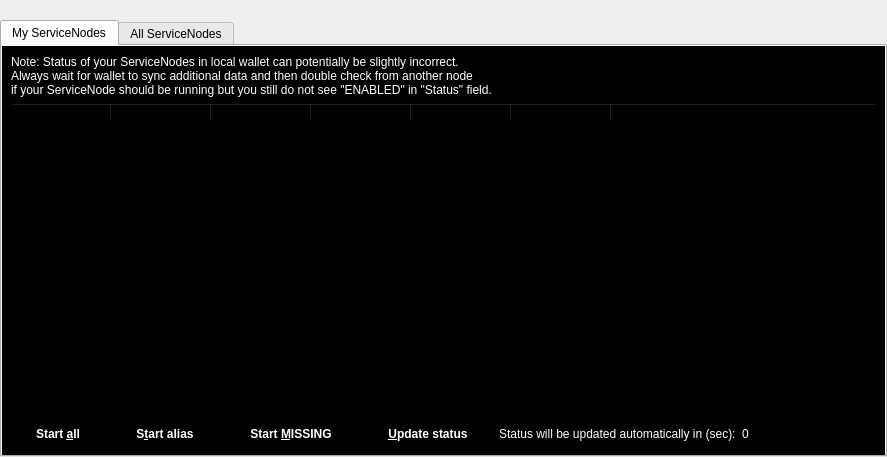
Old version of the form src/qt/forms/servicenodelist.ui in the repository Zero-Dynamics/cash-core.
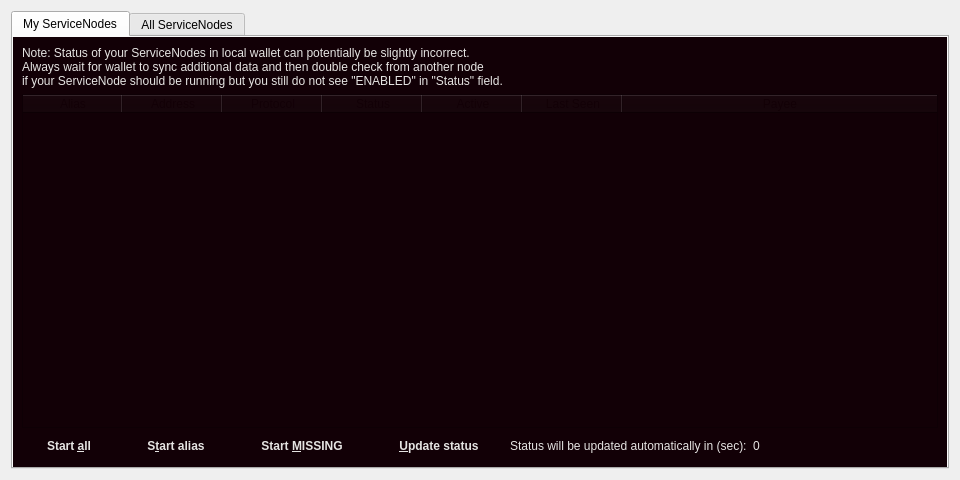
New version of the form. Icons and pictures are not drawn.

Diff of the .ui file:
```diff
--- a/src/qt/forms/servicenodelist.ui
+++ b/src/qt/forms/servicenodelist.ui
@@ -6,58 +6,25 @@
    <rect>
     <x>0</x>
     <y>0</y>
-    <width>887</width>
-    <height>457</height>
+    <width>960</width>
+    <height>480</height>
    </rect>
   </property>
   <property name="windowTitle">
    <string>Form</string>
   </property>
-  <layout class="QVBoxLayout" name="topLayout">
-   <property name="leftMargin">
-    <number>0</number>
-   </property>
-   <property name="topMargin">
-    <number>0</number>
-   </property>
-   <property name="rightMargin">
-    <number>0</number>
-   </property>
-   <property name="bottomMargin">
-    <number>0</number>
-   </property>
+  <layout class="QHBoxLayout" name="horizontalLayout_0">
    <item>
-    <layout class="QVBoxLayout" name="verticalLayout">
-     <property name="bottomMargin">
+    <widget class="QTabWidget" name="tabWidget">
+     <property name="styleSheet">
+      <string notr="true">QTabWidget:tab-bar { alignment: left; } QTabBar { alignment: left; }</string>
+     </property>
+     <property name="currentIndex">
       <number>0</number>
      </property>
-     <item>
-      <spacer name="horizontalSpacer0">
-       <property name="orientation">
-        <enum>Qt::Horizontal</enum>
-       </property>
-       <property name="sizeHint" stdset="0">
-        <size>
-         <width>40</width>
-         <height>20</height>
-        </size>
-       </property>
-      </spacer>
-     </item>
-     <item>
-      <widget class="QTabWidget" name="tabWidget">
-       <property name="styleSheet">
-        <string notr="true">QTabWidget:tab-bar { alignment: left; }
-QTabBar { alignment: left; }
-</string>
-       </property>
-       <property name="currentIndex">
-        <number>0</number>
-       </property>
-       <widget class="QWidget" name="tabMyServiceNodes">
+     <widget class="QWidget" name="tabMyServiceNodes">
         <property name="styleSheet">
-         <string notr="true">background-color: rgb(0, 0, 0);
-color: rgb(255, 255, 255);</string>
+         <string notr="true">background-color: rgb(18, 0, 6); color: rgb(229, 228, 226);</string>
         </property>
         <attribute name="title">
          <string>My ServiceNodes</string>
@@ -76,8 +43,7 @@
              <item>
               <widget class="QLabel" name="updateNote">
                <property name="styleSheet">
-                <string notr="true">background-color: rgb(0, 0, 0);
-color: rgb(255, 255, 255);</string>
+                <string notr="true">background-color: rgb(18, 0, 6); color: rgb(229, 228, 226);</string>
                </property>
                <property name="text">
                 <string>Note: Status of your ServiceNodes in local wallet can potentially be slightly incorrect.&lt;br /&gt;Always wait for wallet to sync additional data and then double check from another node&lt;br /&gt;if your ServiceNode should be running but you still do not see "ENABLED" in "Status" field.</string>
@@ -95,8 +61,7 @@
               </size>
              </property>
              <property name="styleSheet">
-              <string notr="true">color: rgb(0, 0, 0);
-background-color:(255,255,255);</string>
+              <string notr="true">color: rgb(18, 0, 6); background-color:(102, 2, 60);</string>
              </property>
              <property name="editTriggers">
               <set>QAbstractItemView::NoEditTriggers</set>
@@ -162,17 +127,17 @@
               <widget class="QPushButton" name="startAllButton">
                <property name="styleSheet">
                 <string notr="true">QWidget#ServiceNodeList .QPushButton#startAllButton {
-background-color:qlineargradient(x1: 0, y1: 0, x2: 0, y2: 1, stop: .01 #8F5BA3, stop: .1 #771F99, stop: .95 #771F99, stop: 1 #520072);
-border:0;
-border-radius:3px;
-color:#ffffff;
-font-size:12px;
-font-weight:bold;
-padding-left:25px;
-padding-right:25px;
-padding-top:5px;
-padding-bottom:5px;
-}
+                  background-color:qlineargradient(x1: 0, y1: 0, x2: 0, y2: 1, stop: .01 #A6738F, stop: .1 #66023c, stop: .95 #66023c, stop: 1 #440128);
+                  border:0;
+                  border-radius:3px;
+                  color:#e5e4e2;
+                  font-size:12px;
+                  font-weight:bold;
+                  padding-left:25px;
+                  padding-right:25px;
+                  padding-top:5px;
+                  padding-bottom:5px;
+                  }
 
 QWidget#ServiceNodeList .QPushButton#startAllButton:hover {
 background-color:qlineargradient(x1: 0, y1: 0, x2: 0, y2: 1, stop: .01 #BA77D4, stop: .1 #9F2DCC, stop: .95 #9F2DCC, stop: 1 #7400A1);
@@ -187,18 +152,18 @@
 padding-bottom:5px;
 }
 
-QWidget#ServiceNodeList .QPushButton#startAllButton:pressed {
-background-color:qlineargradient(x1: 0, y1: 0, x2: 0, y2: 1, stop: .01 #8F5BA3, stop: .1 #771F99, stop: .95 #771F99, stop: 1 #520072);
-border:0;
-border-radius:3px;
-color:#ffffff;
-font-size:12px;
-font-weight:bold;
-padding-left:25px;
-padding-right:25px;
-padding-top:5px;
-padding-bottom:5px;
-}</string>
+                  QWidget#ServiceNodeList .QPushButton#startAllButton:pressed {
+                  background-color:qlineargradient(x1: 0, y1: 0, x2: 0, y2: 1, stop: .01 #A6738F, stop: .1 #66023c, stop: .95 #66023c, stop: 1 #440128);
+                  border:0;
+                  border-radius:3px;
+                  color:#e5e4e2;
+                  font-size:12px;
+                  font-weight:bold;
+                  padding-left:25px;
+                  padding-right:25px;
+                  padding-top:5px;
+                  padding-bottom:5px;}
+                </string>
                </property>
                <property name="text">
                 <string>Start &amp;all</string>
@@ -209,17 +174,17 @@
               <widget class="QPushButton" name="startButton">
                <property name="styleSheet">
                 <string notr="true">QWidget#ServiceNodeList .QPushButton#startButton {
-background-color:qlineargradient(x1: 0, y1: 0, x2: 0, y2: 1, stop: .01 #8F5BA3, stop: .1 #771F99, stop: .95 #771F99, stop: 1 #520072);
-border:0;
-border-radius:3px;
-color:#ffffff;
-font-size:12px;
-font-weight:bold;
-padding-left:25px;
-padding-right:25px;
-padding-top:5px;
-padding-bottom:5px;
-}
+                  background-color:qlineargradient(x1: 0, y1: 0, x2: 0, y2: 1, stop: .01 #A6738F, stop: .1 #66023c, stop: .95 #66023c, stop: 1 #440128);
+                  border:0;
+                  border-radius:3px;
+                  color:#e5e4e2;
+                  font-size:12px;
+                  font-weight:bold;
+                  padding-left:25px;
+                  padding-right:25px;
+                  padding-top:5px;
+                  padding-bottom:5px;
+                  }
 
 QWidget#ServiceNodeList .QPushButton#startButton:hover {
 background-color:qlineargradient(x1: 0, y1: 0, x2: 0, y2: 1, stop: .01 #BA77D4, stop: .1 #9F2DCC, stop: .95 #9F2DCC, stop: 1 #7400A1);
@@ -234,18 +199,18 @@
 padding-bottom:5px;
 }
 
-QWidget#ServiceNodeList .QPushButton#startButton:pressed {
-background-color:qlineargradient(x1: 0, y1: 0, x2: 0, y2: 1, stop: .01 #8F5BA3, stop: .1 #771F99, stop: .95 #771F99, stop: 1 #520072);
-border:0;
-border-radius:3px;
-color:#ffffff;
-font-size:12px;
-font-weight:bold;
-padding-left:25px;
-padding-right:25px;
-padding-top:5px;
-padding-bottom:5px;
-}</string>
+                  QWidget#ServiceNodeList .QPushButton#startButton:pressed {
+                  background-color:qlineargradient(x1: 0, y1: 0, x2: 0, y2: 1, stop: .01 #A6738F, stop: .1 #66023c, stop: .95 #66023c, stop: 1 #440128);
+                  border:0;
+                  border-radius:3px;
+                  color:#e5e4e2;
+                  font-size:12px;
+                  font-weight:bold;
+                  padding-left:25px;
+                  padding-right:25px;
+                  padding-top:5px;
+                  padding-bottom:5px;}
+                </string>
                </property>
                <property name="text">
                 <string>S&amp;tart alias</string>
@@ -256,17 +221,17 @@
               <widget class="QPushButton" name="startMissingButton">
                <property name="styleSheet">
                 <string notr="true">QWidget#ServiceNodeList .QPushButton#startMissingButton {
-background-color:qlineargradient(x1: 0, y1: 0, x2: 0, y2: 1, stop: .01 #8F5BA3, stop: .1 #771F99, stop: .95 #771F99, stop: 1 #520072);
-border:0;
-border-radius:3px;
-color:#ffffff;
-font-size:12px;
-font-weight:bold;
-padding-left:25px;
-padding-right:25px;
-padding-top:5px;
-padding-bottom:5px;
-}
+                  background-color:qlineargradient(x1: 0, y1: 0, x2: 0, y2: 1, stop: .01 #A6738F, stop: .1 #66023c, stop: .95 #66023c, stop: 1 #440128);
+                  border:0;
+                  border-radius:3px;
+                  color:#e5e4e2;
+                  font-size:12px;
+                  font-weight:bold;
+                  padding-left:25px;
+                  padding-right:25px;
+                  padding-top:5px;
+                  padding-bottom:5px;
+                  }
 
 QWidget#ServiceNodeList .QPushButton#startMissingButton:hover {
 background-color:qlineargradient(x1: 0, y1: 0, x2: 0, y2: 1, stop: .01 #BA77D4, stop: .1 #9F2DCC, stop: .95 #9F2DCC, stop: 1 #7400A1);
@@ -281,18 +246,18 @@
 padding-bottom:5px;
 }
 
-QWidget#ServiceNodeList .QPushButton#startMissingButton:pressed {
-background-color:qlineargradient(x1: 0, y1: 0, x2: 0, y2: 1, stop: .01 #8F5BA3, stop: .1 #771F99, stop: .95 #771F99, stop: 1 #520072);
-border:0;
-border-radius:3px;
-color:#ffffff;
-font-size:12px;
-font-weight:bold;
-padding-left:25px;
-padding-right:25px;
-padding-top:5px;
-padding-bottom:5px;
-}</string>
+                  QWidget#ServiceNodeList .QPushButton#startMissingButton:pressed {
+                  background-color:qlineargradient(x1: 0, y1: 0, x2: 0, y2: 1, stop: .01 #A6738F, stop: .1 #66023c, stop: .95 #66023c, stop: 1 #440128);
+                  border:0;
+                  border-radius:3px;
+                  color:#e5e4e2;
+                  font-size:12px;
+                  font-weight:bold;
+                  padding-left:25px;
+                  padding-right:25px;
+                  padding-top:5px;
+                  padding-bottom:5px;}
+                </string>
                </property>
                <property name="text">
                 <string>Start &amp;MISSING</string>
@@ -303,17 +268,17 @@
               <widget class="QPushButton" name="UpdateButton">
                <property name="styleSheet">
                 <string notr="true">QWidget#ServiceNodeList .QPushButton#UpdateButton {
-background-color:qlineargradient(x1: 0, y1: 0, x2: 0, y2: 1, stop: .01 #8F5BA3, stop: .1 #771F99, stop: .95 #771F99, stop: 1 #520072);
-border:0;
-border-radius:3px;
-color:#ffffff;
-font-size:12px;
-font-weight:bold;
-padding-left:25px;
-padding-right:25px;
-padding-top:5px;
-padding-bottom:5px;
-}
+                  background-color:qlineargradient(x1: 0, y1: 0, x2: 0, y2: 1, stop: .01 #A6738F, stop: .1 #66023c, stop: .95 #66023c, stop: 1 #440128);
+                  border:0;
+                  border-radius:3px;
+                  color:#e5e4e2;
+                  font-size:12px;
+                  font-weight:bold;
+                  padding-left:25px;
+                  padding-right:25px;
+                  padding-top:5px;
+                  padding-bottom:5px;
+                  }
 
 QWidget#ServiceNodeList .QPushButton#UpdateButton:hover {
 background-color:qlineargradient(x1: 0, y1: 0, x2: 0, y2: 1, stop: .01 #BA77D4, stop: .1 #9F2DCC, stop: .95 #9F2DCC, stop: 1 #7400A1);
@@ -328,18 +293,18 @@
 padding-bottom:5px;
 }
 
-QWidget#ServiceNodeList .QPushButton#UpdateButton:pressed {
-background-color:qlineargradient(x1: 0, y1: 0, x2: 0, y2: 1, stop: .01 #8F5BA3, stop: .1 #771F99, stop: .95 #771F99, stop: 1 #520072);
-border:0;
-border-radius:3px;
-color:#ffffff;
-font-size:12px;
-font-weight:bold;
-padding-left:25px;
-padding-right:25px;
-padding-top:5px;
-padding-bottom:5px;
-}</string>
+                  QWidget#ServiceNodeList .QPushButton#UpdateButton:pressed {
+                  background-color:qlineargradient(x1: 0, y1: 0, x2: 0, y2: 1, stop: .01 #A6738F, stop: .1 #66023c, stop: .95 #66023c, stop: 1 #440128);
+                  border:0;
+                  border-radius:3px;
+                  color:#e5e4e2;
+                  font-size:12px;
+                  font-weight:bold;
+                  padding-left:25px;
+                  padding-right:25px;
+                  padding-top:5px;
+                  padding-bottom:5px;}
+                </string>
                </property>
                <property name="text">
                 <string>&amp;Update status</string>
@@ -379,7 +344,7 @@
          </item>
         </layout>
        </widget>
-       <widget class="QWidget" name="tabAllServiceNodes">
+     <widget class="QWidget" name="tabAllServiceNodes">
         <property name="styleSheet">
          <string notr="true">background-color: rgb(0, 0, 0);
 color: rgb(255, 255, 255);</string>
@@ -508,9 +473,7 @@
          </item>
         </layout>
        </widget>
-      </widget>
-     </item>
-    </layout>
+    </widget>
    </item>
   </layout>
  </widget>
```
Left out of the diff: 131 changed lines with no effect on the pictures.
